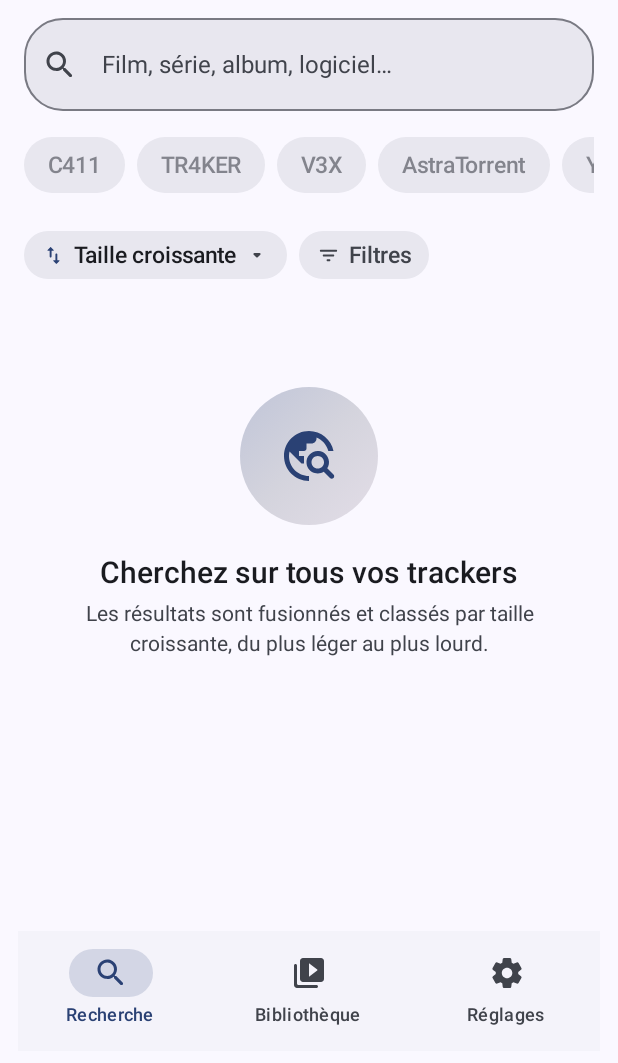
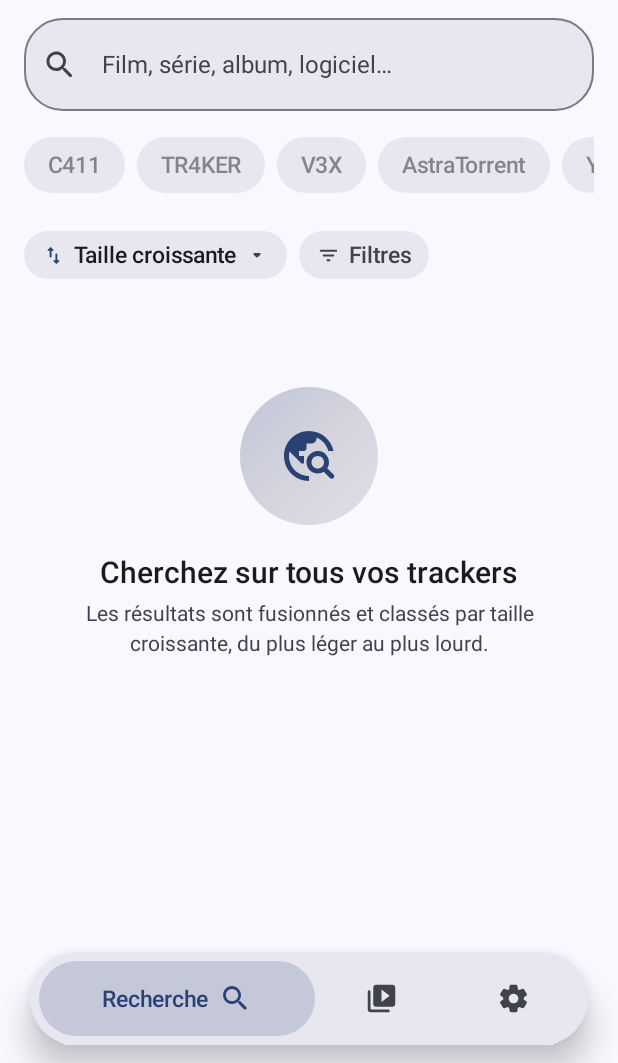
Before and after one commit to lucas76-max/S3ARCH, an Android app built with Jetpack Compose: the composable MainScaffold shown on its own in the app's theme, on a phone screen of 412 x 824 dp, the part 173-1236 px from its top. Run offline under Robolectric (Android 15) with nearby library versions, the phone set to English and light mode, and no system bars; pictures from the network do not load.

Commit message:
Ajoute la lecture plein ecran et une barre de navigation en pastille

```diff
--- a/app/build.gradle.kts
+++ b/app/build.gradle.kts
@@ -25,8 +25,8 @@ android {
         applicationIdSuffix = ".beta"
         minSdk = 26
         targetSdk = 35
-        versionCode = 29
-        versionName = "1.6.2"
+        versionCode = 30
+        versionName = "1.6.3"
     }
 
     signingConfigs {
--- a/app/src/main/java/com/s3arch/app/data/ConfigExport.kt
+++ b/app/src/main/java/com/s3arch/app/data/ConfigExport.kt
@@ -26,6 +26,8 @@ data class S3archConfig(
     val filters: SearchFilters = SearchFilters(),
     val dynamicColor: Boolean = true,
     val accentColor: String = "azure",
+    val themeMode: String = ThemeMode.SYSTEM.id,
+    val bottomBarStyle: String = BottomBarStyle.PILL.id,
     val downloadTargets: Set<String> = setOf(TARGET_PHONE),
     val phoneTreeUri: String = "",
     val seedAfterDownload: Boolean = false,
@@ -64,6 +66,8 @@ object ConfigExport {
         filters = settings.filters,
         dynamicColor = settings.dynamicColor,
         accentColor = settings.accentColor,
+        themeMode = settings.themeMode.id,
+        bottomBarStyle = settings.bottomBarStyle.id,
         downloadTargets = settings.downloadTargets,
         phoneTreeUri = settings.phoneTreeUri,
         seedAfterDownload = settings.seedAfterDownload,
--- a/app/src/main/java/com/s3arch/app/data/Models.kt
+++ b/app/src/main/java/com/s3arch/app/data/Models.kt
@@ -334,6 +334,28 @@ data class TrackedDownload(
     val seeders: Int = 0,
 )
 
+/** Fond de l'application : suivi du systeme, clair, sombre ou AMOLED (noir pur). */
+enum class ThemeMode(val id: String, val label: String) {
+    SYSTEM("system", "Système"),
+    LIGHT("light", "Clair"),
+    DARK("dark", "Sombre"),
+    AMOLED("amoled", "AMOLED");
+
+    companion object {
+        fun fromId(id: String?): ThemeMode = entries.firstOrNull { it.id == id } ?: SYSTEM
+    }
+}
+
+/** Barre du bas : pastille flottante (par defaut) ou ancienne barre pleine largeur. */
+enum class BottomBarStyle(val id: String, val label: String) {
+    PILL("pill", "Pastille flottante"),
+    CLASSIC("classic", "Barre classique");
+
+    companion object {
+        fun fromId(id: String?): BottomBarStyle = entries.firstOrNull { it.id == id } ?: PILL
+    }
+}
+
 /** Reglages persistants de l'application. */
 data class AppSettings(
     val c411Key: String = "",
@@ -388,6 +410,10 @@ data class AppSettings(
     val tmdbKey: String = "",
     /** Filtres avances appliques a la liste de resultats. */
     val filters: SearchFilters = SearchFilters(),
+    /** Fond : systeme, clair, sombre ou AMOLED. */
+    val themeMode: ThemeMode = ThemeMode.SYSTEM,
+    /** Barre du bas : pastille flottante ou barre classique. */
+    val bottomBarStyle: BottomBarStyle = BottomBarStyle.PILL,
 ) {
 
     val hasPhoneTarget: Boolean get() = TARGET_PHONE in downloadTargets
--- a/app/src/main/java/com/s3arch/app/ui/AppRoot.kt
+++ b/app/src/main/java/com/s3arch/app/ui/AppRoot.kt
@@ -1,11 +1,13 @@
 package com.s3arch.app.ui
 
 import androidx.compose.foundation.background
+import androidx.compose.foundation.isSystemInDarkTheme
 import androidx.compose.foundation.layout.Box
 import androidx.compose.foundation.layout.Column
 import androidx.compose.foundation.layout.Spacer
 import androidx.compose.foundation.layout.fillMaxSize
 import androidx.compose.foundation.layout.height
+import androidx.compose.foundation.layout.navigationBarsPadding
 import androidx.compose.foundation.layout.padding
 import androidx.compose.material.icons.Icons
 import androidx.compose.material.icons.rounded.Search
@@ -37,11 +39,15 @@ import androidx.lifecycle.Lifecycle
 import androidx.lifecycle.LifecycleEventObserver
 import androidx.lifecycle.ProcessLifecycleOwner
 import androidx.lifecycle.compose.collectAsStateWithLifecycle
+import com.s3arch.app.data.BottomBarStyle
 import com.s3arch.app.data.TARGET_FREEBOX
 import com.s3arch.app.data.TARGET_PHONE
+import com.s3arch.app.data.ThemeMode
 import com.s3arch.app.ui.components.DownloadTargetDialog
+import com.s3arch.app.ui.components.FloatingPillBar
 import com.s3arch.app.ui.components.LargeDownloadDialog
 import com.s3arch.app.ui.components.LogoMark
+import com.s3arch.app.ui.components.PillTab
 import com.s3arch.app.ui.components.UpdateBanner
 import com.s3arch.app.ui.components.UpdateDialog
 import com.s3arch.app.ui.components.VpnConsentEffect
@@ -85,9 +91,16 @@ fun AppRoot(vm: S3archViewModel) {
         }
     }
 
+    val themeMode = state.settings.themeMode
     S3ARCHTheme(
+        darkTheme = when (themeMode) {
+            ThemeMode.LIGHT -> false
+            ThemeMode.DARK, ThemeMode.AMOLED -> true
+            ThemeMode.SYSTEM -> isSystemInDarkTheme()
+        },
         dynamicColor = state.settings.dynamicColor,
         accentColor = state.settings.accentColor,
+        amoled = themeMode == ThemeMode.AMOLED,
     ) {
         VpnConsentEffect(state, vm)
         DownloadTargetDialog(
@@ -122,6 +135,7 @@ private fun MainScaffold(
 ) {
     var tab by rememberSaveable { mutableStateOf(0) }
     val activeDownloads = state.tasks.values.count { !it.isDone && !it.isError }
+    val libraryLabel = if (activeDownloads > 0) "Bibliothèque ($activeDownloads)" else "Bibliothèque"
     val context = LocalContext.current
 
     UpdateDialog(
@@ -137,12 +151,24 @@ private fun MainScaffold(
         containerColor = MaterialTheme.colorScheme.background,
         snackbarHost = { SnackbarHost(snackbarHostState) },
         bottomBar = {
-            Column {
+            Column(modifier = Modifier.navigationBarsPadding()) {
                 UpdateBanner(
                     update = state.update,
                     onIgnore = { vm.ignoreUpdate() },
                     onOpen = { vm.openUpdateDetails() },
                 )
+                if (state.settings.bottomBarStyle == BottomBarStyle.PILL) {
+                    FloatingPillBar(
+                        tabs = listOf(
+                            PillTab("Recherche", Icons.Rounded.Search),
+                            PillTab(libraryLabel, Icons.Rounded.VideoLibrary),
+                            PillTab("Réglages", Icons.Rounded.Settings),
+                        ),
+                        selected = tab,
+                        onSelect = { tab = it },
+                        modifier = Modifier.padding(horizontal = 20.dp, vertical = 12.dp),
+                    )
+                } else {
                 NavigationBar(
                     containerColor = MaterialTheme.colorScheme.surfaceContainerLow,
                     tonalElevation = 0.dp,
@@ -163,9 +189,7 @@ private fun MainScaffold(
                     selected = tab == 1,
                     onClick = { tab = 1 },
                     icon = { Icon(Icons.Rounded.VideoLibrary, contentDescription = null) },
-                    label = {
-                        Text(if (activeDownloads > 0) "Bibliothèque ($activeDownloads)" else "Bibliothèque")
-                    },
+                    label = { Text(libraryLabel) },
                     colors = NavigationBarItemDefaults.colors(
                         selectedIconColor = MaterialTheme.colorScheme.primary,
                         selectedTextColor = MaterialTheme.colorScheme.primary,
@@ -183,6 +207,7 @@ private fun MainScaffold(
                         indicatorColor = MaterialTheme.colorScheme.primary.copy(alpha = 0.16f),
                     ),
                 )
+                }
                 }
             }
         },
--- /dev/null
+++ b/app/src/main/java/com/s3arch/app/ui/components/FloatingPillBar.kt
@@ -0,0 +1,122 @@
+package com.s3arch.app.ui.components
+
+import androidx.compose.animation.AnimatedVisibility
+import androidx.compose.animation.animateColorAsState
+import androidx.compose.animation.core.animateFloatAsState
+import androidx.compose.animation.core.spring
+import androidx.compose.animation.expandHorizontally
+import androidx.compose.animation.fadeIn
+import androidx.compose.animation.fadeOut
+import androidx.compose.animation.shrinkHorizontally
+import androidx.compose.foundation.background
+import androidx.compose.foundation.clickable
+import androidx.compose.foundation.layout.Arrangement
+import androidx.compose.foundation.layout.Row
+import androidx.compose.foundation.layout.Spacer
+import androidx.compose.foundation.layout.fillMaxWidth
+import androidx.compose.foundation.layout.height
+import androidx.compose.foundation.layout.padding
+import androidx.compose.foundation.layout.size
+import androidx.compose.foundation.shape.CircleShape
+import androidx.compose.material3.Icon
+import androidx.compose.material3.MaterialTheme
+import androidx.compose.material3.Surface
+import androidx.compose.material3.Text
+import androidx.compose.runtime.Composable
+import androidx.compose.runtime.getValue
+import androidx.compose.ui.Alignment
+import androidx.compose.ui.Modifier
+import androidx.compose.ui.draw.clip
+import androidx.compose.ui.graphics.Color
+import androidx.compose.ui.graphics.vector.ImageVector
+import androidx.compose.ui.text.style.TextOverflow
+import androidx.compose.ui.unit.dp
+
+/** Une entree de la pastille de navigation. */
+data class PillTab(val label: String, val icon: ImageVector)
+
+/**
+ * Barre de navigation flottante en forme de pastille.
+ *
+ * Toutes les pages montrent leur icone ; seule la page courante affiche son nom, a gauche
+ * de son icone. La pastille teintee qui encadre le nom et l'icone est le fond de l'entree
+ * selectionnee : comme les largeurs s'animent, elle glisse d'une page a l'autre pendant
+ * que le nom de l'ancienne page s'efface et que celui de la nouvelle apparait.
+ */
+@Composable
+fun FloatingPillBar(
+    tabs: List<PillTab>,
+    selected: Int,
+    onSelect: (Int) -> Unit,
+    modifier: Modifier = Modifier,
+) {
+    Surface(
+        modifier = modifier.fillMaxWidth(),
+        shape = CircleShape,
+        color = MaterialTheme.colorScheme.surfaceContainerHigh,
+        tonalElevation = 0.dp,
+        shadowElevation = 12.dp,
+    ) {
+        Row(
+            modifier = Modifier.padding(6.dp),
+            verticalAlignment = Alignment.CenterVertically,
+        ) {
+            tabs.forEachIndexed { index, tab ->
+                val active = index == selected
+                // L'entree active prend presque deux fois plus de place : le fond teinte
+                // glisse donc vers elle au lieu de sauter.
+                val weight by animateFloatAsState(
+                    targetValue = if (active) 2.1f else 1f,
+                    animationSpec = spring(dampingRatio = 0.78f, stiffness = 420f),
+                    label = "pillWeight",
+                )
+                val background by animateColorAsState(
+                    targetValue = if (active) {
+                        MaterialTheme.colorScheme.primary.copy(alpha = 0.18f)
+                    } else {
+                        Color.Transparent
+                    },
+                    label = "pillBackground",
+                )
+                Row(
+                    modifier = Modifier
+                        .weight(weight)
+                        .height(50.dp)
+                        .clip(CircleShape)
+                        .background(background)
+                        .clickable { onSelect(index) }
+                        .padding(horizontal = 8.dp),
+                    horizontalArrangement = Arrangement.Center,
+                    verticalAlignment = Alignment.CenterVertically,
+                ) {
+                    AnimatedVisibility(
+                        visible = active,
+                        enter = fadeIn() + expandHorizontally(),
+                        exit = fadeOut() + shrinkHorizontally(),
+                    ) {
+                        Row(verticalAlignment = Alignment.CenterVertically) {
+                            Text(
+                                tab.label,
+                                style = MaterialTheme.typography.labelLarge,
+                                color = MaterialTheme.colorScheme.primary,
+                                maxLines = 1,
+                                overflow = TextOverflow.Ellipsis,
+                            )
+                            Spacer(Modifier.size(7.dp))
+                        }
+                    }
+                    Icon(
+                        tab.icon,
+                        contentDescription = tab.label,
+                        tint = if (active) {
+                            MaterialTheme.colorScheme.primary
+                        } else {
+                            MaterialTheme.colorScheme.onSurfaceVariant
+                        },
+                        modifier = Modifier.size(22.dp),
+                    )
+                }
+            }
+        }
+    }
+}
```
Also changed, not shown: app/src/main/java/com/s3arch/app/data/SettingsRepository.kt (+16 -0 lines), app/src/main/java/com/s3arch/app/ui/S3archViewModel.kt (+12 -0 lines), app/src/main/java/com/s3arch/app/ui/components/ThemeChoiceRow.kt (added, +45 -0 lines), app/src/main/java/com/s3arch/app/ui/player/PlayerActivity.kt (+53 -0 lines), app/src/main/java/com/s3arch/app/ui/screens/SettingsScreen.kt (+23 -1 lines), app/src/main/java/com/s3arch/app/ui/theme/Theme.kt (+15 -0 lines).
